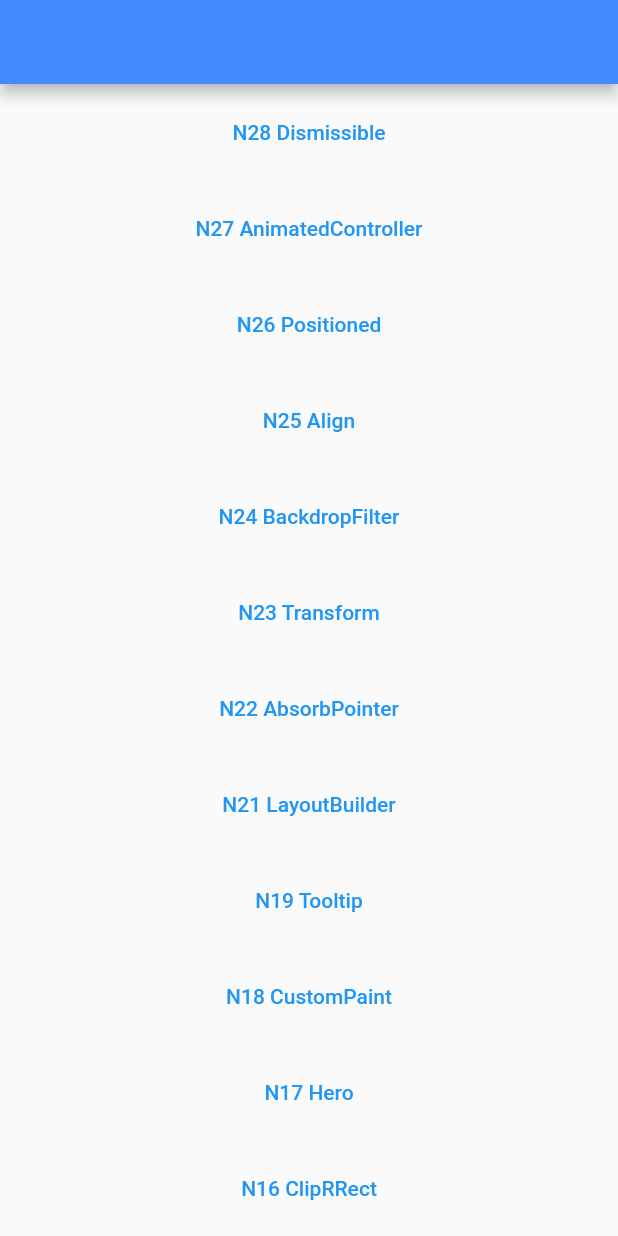
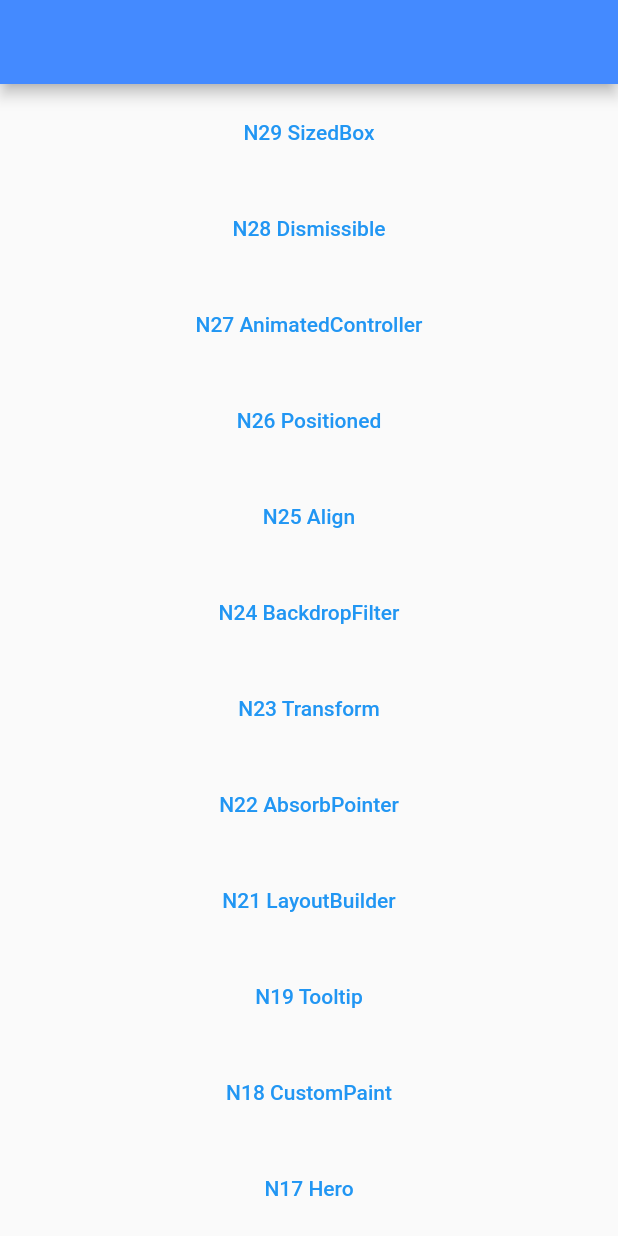
Before and after one commit to ychsue/my_flutter_test, a Flutter app: the screen it shows after launch, on a phone screen of 412 x 824 dp. Run offline on Flutter 3.47's test engine with Material 2 defaults, Android fonts, the light colour scheme and no system bars; our stand-ins replace bloc, flutter_bloc, get, transparent_image; Roboto replaces fonts that are missing (Georgia).

Commit message:
SizedBox 可以用，但還不知道。

```diff
--- a/lib/src/route/app_pages.dart
+++ b/lib/src/route/app_pages.dart
@@ -15,6 +15,7 @@ import 'package:test2/src/route/main_screens/n25/n25_align.dart';
 import 'package:test2/src/route/main_screens/n25/n26_positioned.dart';
 import 'package:test2/src/route/main_screens/n27_animated_builder.dart';
 import 'package:test2/src/route/main_screens/n28/n28_dismissible.dart';
+import 'package:test2/src/route/main_screens/n29_sized_box.dart';
 import 'package:test2/src/route/main_screens/sliver_screen.dart';
 import 'package:test2/src/route/main_screens/unknown_screen.dart';
 import 'package:test2/src/route/main_screens/welcome_screen.dart';
@@ -42,10 +43,15 @@ enum Routes {
   n26_positioned,
   n27_animated_builder,
   n28_dismissible,
+  n29_sized_box,
 }
 
 abstract class AppPages {
   static final pages = [
+    GetPage(
+      name: Routes.n29_sized_box.toLocation,
+      page: () => N29SizedBoxScreen(),
+    ),
     GetPage(
       name: Routes.n28_dismissible.toLocation,
       page: () => N28DismissibleScreen(),
--- a/lib/src/route/main_screens/get_home_screen.dart
+++ b/lib/src/route/main_screens/get_home_screen.dart
@@ -14,6 +14,13 @@ class GetHomeScreen extends StatelessWidget {
           child: Container(
         child: ListView(
           children: [
+            Container(
+              margin: EdgeInsets.all(8.0),
+              child: TextButton(
+                  onPressed: () =>
+                      Get.toNamed(Routes.n29_sized_box.toLocation),
+                  child: Text("N29 SizedBox")),
+            ),
             Container(
               margin: EdgeInsets.all(8.0),
               child: TextButton(
```
Also changed, not shown: lib/src/route/main_screens/n29_sized_box.dart (added, +39 -0 lines), 1 other file.
